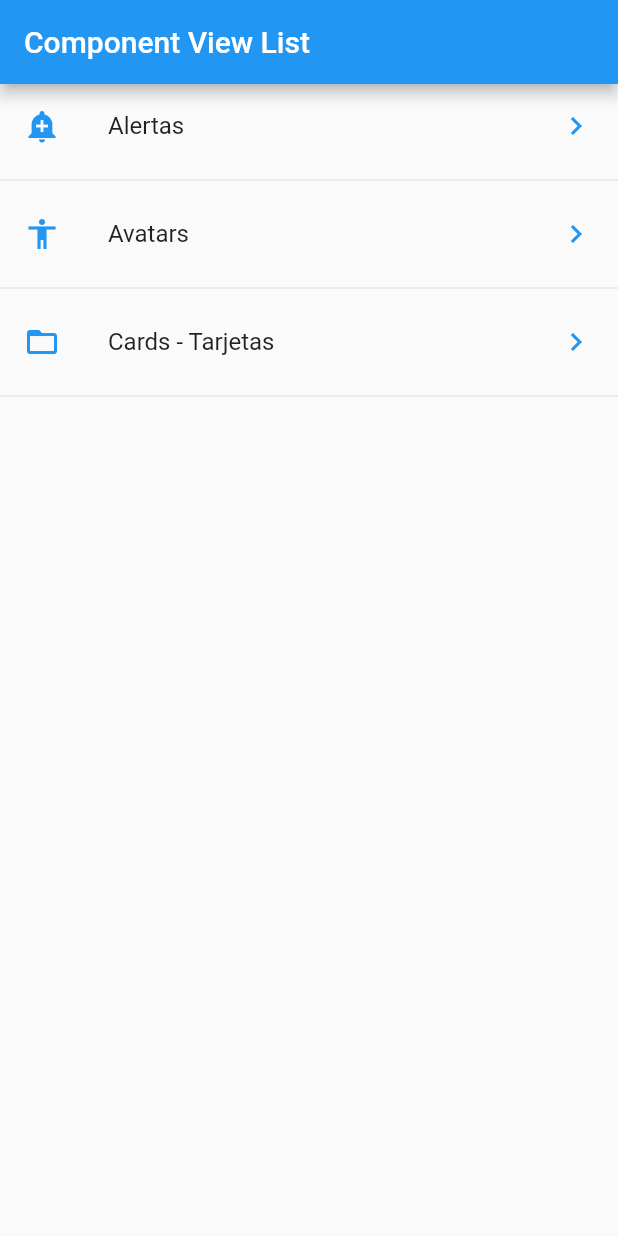
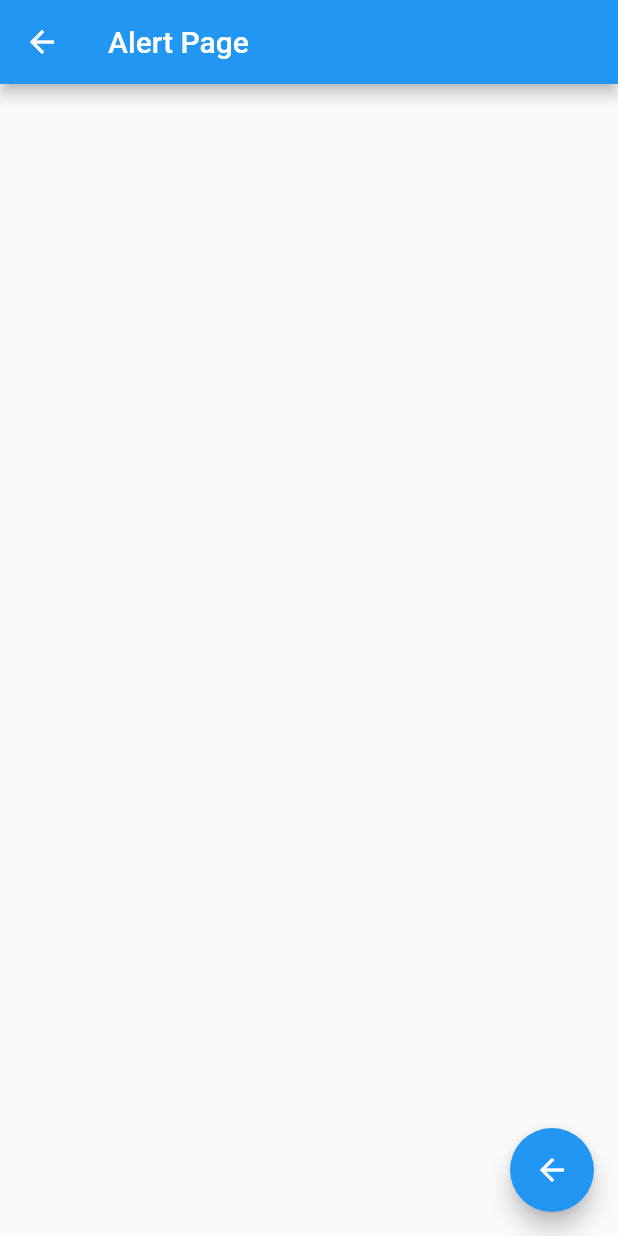
Before and after one commit to rlence/App-Componentes, a Flutter app: the screen it shows after launch, after a tap on "Alertas", on a phone screen of 412 x 824 dp. Run offline on Flutter 3.47's test engine with Material 2 defaults, Android fonts, the phone set to English and light mode, and no system bars.

Commit message:
colocando primera ruta y boton para ir hacia atras

```diff
--- /dev/null
+++ b/lib/src/page/alert_page.dart
@@ -0,0 +1,19 @@
+import 'package:flutter/material.dart';
+
+
+class AlertPage extends StatelessWidget {
+  @override
+  Widget build(BuildContext context) {
+    return Scaffold(
+      appBar: AppBar(
+        title: Text('Alert Page'),
+      ),
+      floatingActionButton: FloatingActionButton(
+        child: Icon(Icons.arrow_back),
+        onPressed: () {
+          Navigator.pop(context);
+        },
+      ),
+    );
+  }
+}
--- a/lib/src/page/home_page.dart
+++ b/lib/src/page/home_page.dart
@@ -2,6 +2,9 @@ import 'package:flutter/material.dart';
 
 import 'package:componentes/src/provaiders/menu_provaider.dart';
 import 'package:componentes/src/utils/icono_string_util.dart';
+
+
+import 'package:componentes/src/page/alert_page.dart';
 
 
 class HomePage extends StatelessWidget {
@@ -29,7 +32,7 @@ class HomePage extends StatelessWidget {
 
         return ListView(
           //retornamos al clase listView como hijo nuestro componenet a renderizar
-          children: _listItems( snapshot.data ),
+          children: _listItems( snapshot.data, context ),
         );
 
       },
@@ -39,7 +42,7 @@ class HomePage extends StatelessWidget {
   }
 
   //este es el componente que utilizamos para renderizar todas las propiedades del json
-  List<Widget>  _listItems( List<dynamic> data ) {
+  List<Widget>  _listItems( List<dynamic> data, BuildContext context ) {
 
     //creamos una varianles que sera un list Widget que sea lo que retornemos
     final List<Widget> opciones = [];
@@ -51,7 +54,17 @@ class HomePage extends StatelessWidget {
         title: Text(opt['texto']),//pasamos la variable que los recorre y indicamos el elemento que se va a imprimir
         leading: getIcon( opt['icon'] ),
         trailing: Icon(Icons.keyboard_arrow_right, color:Colors.blue),
-        onTap: (){},
+        onTap: (){
+          final route = MaterialPageRoute(
+            builder: ( context ){
+
+              return AlertPage();
+
+            }
+          );
+          Navigator.push(context, route);
+
+        },
       );
       opciones..add(widgetTemporal) //pasa,ps a las opciones el widget que creamos
               ..add( Divider() ); //pasamos el divaider
```
Also changed, not shown: lib/src/page/avatar_page.dart (added, +19 -0 lines).
